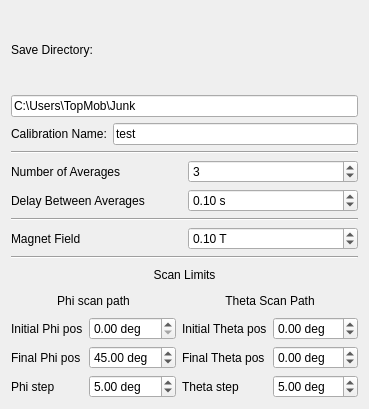
Qt form calibration_check/calibrationCheck_gui.ui (jeraldtm/Icarus) before a commit.
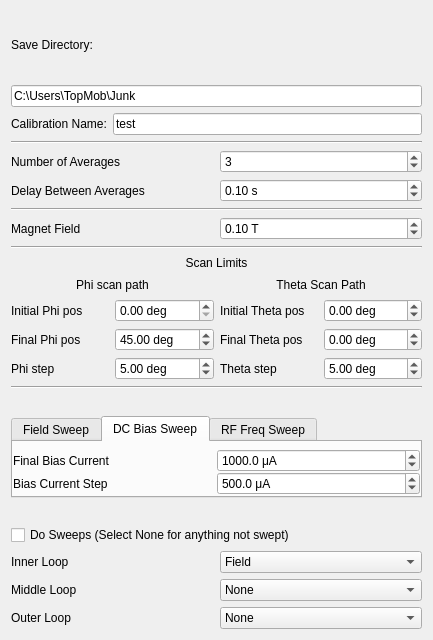
The same form after that commit. The open tabs and pages were chosen to show the change.

Commit message: field sweep

```diff
--- a/calibration_check/calibrationCheck_gui.ui
+++ b/calibration_check/calibrationCheck_gui.ui
@@ -6,8 +6,8 @@
    <rect>
     <x>0</x>
     <y>0</y>
-    <width>367</width>
-    <height>409</height>
+    <width>433</width>
+    <height>640</height>
    </rect>
   </property>
   <property name="windowTitle">
@@ -118,10 +118,10 @@
         <number>2</number>
        </property>
        <property name="minimum">
-        <double>-0.2000000000000000</double>
+        <double>-0.200000000000000</double>
        </property>
        <property name="maximum">
-        <double>0.2000000000000000</double>
+        <double>0.200000000000000</double>
        </property>
        <property name="singleStep">
         <double>0.000100000000000</double>
@@ -349,6 +349,388 @@
      </item>
     </layout>
    </item>
+   <item>
+    <widget class="Line" name="line_4">
+     <property name="orientation">
+      <enum>Qt::Horizontal</enum>
+     </property>
+    </widget>
+   </item>
+   <item alignment="Qt::AlignVCenter">
+    <widget class="QTabWidget" name="sweep_type_tab">
+     <property name="enabled">
+      <bool>true</bool>
+     </property>
+     <property name="sizePolicy">
+      <sizepolicy hsizetype="Expanding" vsizetype="Preferred">
+       <horstretch>0</horstretch>
+       <verstretch>0</verstretch>
+      </sizepolicy>
+     </property>
+     <property name="maximumSize">
+      <size>
+       <width>500</width>
+       <height>16777215</height>
+      </size>
+     </property>
+     <property name="tabPosition">
+      <enum>QTabWidget::North</enum>
+     </property>
+     <property name="currentIndex">
+      <number>0</number>
+     </property>
+     <widget class="QWidget" name="angle_tab">
+      <attribute name="title">
+       <string>Field Sweep</string>
+      </attribute>
+      <layout class="QVBoxLayout" name="verticalLayout_5">
+       <property name="spacing">
+        <number>0</number>
+       </property>
+       <property name="leftMargin">
+        <number>0</number>
+       </property>
+       <property name="topMargin">
+        <number>6</number>
+       </property>
+       <property name="rightMargin">
+        <number>0</number>
+       </property>
+       <property name="bottomMargin">
+        <number>0</number>
+       </property>
+       <item>
+        <layout class="QGridLayout" name="angle_params">
+         <item row="0" column="0">
+          <widget class="QLabel" name="label_19">
+           <property name="text">
+            <string>Final Field</string>
+           </property>
+          </widget>
+         </item>
+         <item row="0" column="1">
+          <widget class="QDoubleSpinBox" name="field_end">
+           <property name="suffix">
+            <string> T</string>
+           </property>
+           <property name="decimals">
+            <number>1</number>
+           </property>
+           <property name="maximum">
+            <double>0.270000000000000</double>
+           </property>
+           <property name="singleStep">
+            <double>0.010000000000000</double>
+           </property>
+           <property name="value">
+            <double>0.270000000000000</double>
+           </property>
+          </widget>
+         </item>
+         <item row="1" column="1">
+          <widget class="QDoubleSpinBox" name="field_step">
+           <property name="suffix">
+            <string> T</string>
+           </property>
+           <property name="decimals">
+            <number>1</number>
+           </property>
+           <property name="maximum">
+            <double>0.100000000000000</double>
+           </property>
+           <property name="singleStep">
+            <double>0.010000000000000</double>
+           </property>
+           <property name="value">
+            <double>0.010000000000000</double>
+           </property>
+          </widget>
+         </item>
+         <item row="1" column="0">
+          <widget class="QLabel" name="label_9">
+           <property name="text">
+            <string>Field Step</string>
+           </property>
+          </widget>
+         </item>
+        </layout>
+       </item>
+      </layout>
+     </widget>
+     <widget class="QWidget" name="bias_tab">
+      <attribute name="title">
+       <string>DC Bias Sweep</string>
+      </attribute>
+      <layout class="QVBoxLayout" name="verticalLayout_2">
+       <property name="spacing">
+        <number>0</number>
+       </property>
+       <property name="leftMargin">
+        <number>0</number>
+       </property>
+       <property name="topMargin">
+        <number>6</number>
+       </property>
+       <property name="rightMargin">
+        <number>0</number>
+       </property>
+       <property name="bottomMargin">
+        <number>0</number>
+       </property>
+       <item>
+        <layout class="QGridLayout" name="gridLayout">
+         <item row="0" column="0">
+          <widget class="QLabel" name="label_16">
+           <property name="text">
+            <string>Final Bias Current</string>
+           </property>
+          </widget>
+         </item>
+         <item row="0" column="1">
+          <widget class="QDoubleSpinBox" name="bias_end">
+           <property name="suffix">
+            <string> μA</string>
+           </property>
+           <property name="decimals">
+            <number>1</number>
+           </property>
+           <property name="minimum">
+            <double>-101001.000000000000000</double>
+           </property>
+           <property name="maximum">
+            <double>101000.000000000000000</double>
+           </property>
+           <property name="singleStep">
+            <double>0.100000000000000</double>
+           </property>
+           <property name="value">
+            <double>1000.000000000000000</double>
+           </property>
+          </widget>
+         </item>
+         <item row="1" column="0">
+          <widget class="QLabel" name="label_18">
+           <property name="text">
+            <string>Bias Current Step</string>
+           </property>
+          </widget>
+         </item>
+         <item row="1" column="1">
+          <widget class="QDoubleSpinBox" name="bias_step">
+           <property name="suffix">
+            <string> μA</string>
+           </property>
+           <property name="decimals">
+            <number>1</number>
+           </property>
+           <property name="minimum">
+            <double>0.000000000000000</double>
+           </property>
+           <property name="maximum">
+            <double>101000.000000000000000</double>
+           </property>
+           <property name="singleStep">
+            <double>0.100000000000000</double>
+           </property>
+           <property name="value">
+            <double>500.000000000000000</double>
+           </property>
+          </widget>
+         </item>
+        </layout>
+       </item>
+      </layout>
+     </widget>
+     <widget class="QWidget" name="freq_tab">
+      <attribute name="title">
+       <string>RF Freq Sweep</string>
+      </attribute>
+      <layout class="QVBoxLayout" name="verticalLayout_8">
+       <property name="spacing">
+        <number>0</number>
+       </property>
+       <property name="leftMargin">
+        <number>0</number>
+       </property>
+       <property name="topMargin">
+        <number>6</number>
+       </property>
+       <property name="rightMargin">
+        <number>0</number>
+       </property>
+       <property name="bottomMargin">
+        <number>0</number>
+       </property>
+       <item>
+        <layout class="QGridLayout" name="freq_params">
+         <item row="0" column="0">
+          <widget class="QLabel" name="label_10">
+           <property name="text">
+            <string>Final Frequency</string>
+           </property>
+          </widget>
+         </item>
+         <item row="0" column="1">
+          <widget class="QDoubleSpinBox" name="freq_end">
+           <property name="suffix">
+            <string> GHz</string>
+           </property>
+           <property name="maximum">
+            <double>20.000000000000000</double>
+           </property>
+           <property name="singleStep">
+            <double>0.500000000000000</double>
+           </property>
+           <property name="value">
+            <double>10.000000000000000</double>
+           </property>
+          </widget>
+         </item>
+         <item row="1" column="0">
+          <widget class="QLabel" name="label_11">
+           <property name="text">
+            <string>Frequency Step</string>
+           </property>
+          </widget>
+         </item>
+         <item row="1" column="1">
+          <widget class="QDoubleSpinBox" name="freq_step">
+           <property name="suffix">
+            <string> GHz</string>
+           </property>
+           <property name="maximum">
+            <double>20.000000000000000</double>
+           </property>
+           <property name="singleStep">
+            <double>0.500000000000000</double>
+           </property>
+           <property name="value">
+            <double>1.000000000000000</double>
+           </property>
+          </widget>
+         </item>
+        </layout>
+       </item>
+      </layout>
+     </widget>
+    </widget>
+   </item>
+   <item>
+    <widget class="QCheckBox" name="do_sweeps">
+     <property name="text">
+      <string>Do Sweeps (Select None for anything not swept)</string>
+     </property>
+    </widget>
+   </item>
+   <item>
+    <layout class="QGridLayout" name="gridLayout_2">
+     <item row="1" column="0">
+      <widget class="QLabel" name="label_22">
+       <property name="text">
+        <string>Middle Loop</string>
+       </property>
+      </widget>
+     </item>
+     <item row="2" column="0">
+      <widget class="QLabel" name="label_23">
+       <property name="text">
+        <string>Outer Loop</string>
+       </property>
+      </widget>
+     </item>
+     <item row="0" column="0">
+      <widget class="QLabel" name="label_21">
+       <property name="text">
+        <string>Inner Loop</string>
+       </property>
+      </widget>
+     </item>
+     <item row="0" column="1">
+      <widget class="QComboBox" name="sweep_param_1">
+       <property name="currentText">
+        <string>Field</string>
+       </property>
+       <property name="currentIndex">
+        <number>0</number>
+       </property>
+       <item>
+        <property name="text">
+         <string>Field</string>
+        </property>
+       </item>
+       <item>
+        <property name="text">
+         <string>DC Bias</string>
+        </property>
+       </item>
+       <item>
+        <property name="text">
+         <string>RF Frequency</string>
+        </property>
+       </item>
+       <item>
+        <property name="text">
+         <string>None</string>
+        </property>
+       </item>
+      </widget>
+     </item>
+     <item row="1" column="1">
+      <widget class="QComboBox" name="sweep_param_2">
+       <property name="currentIndex">
+        <number>0</number>
+       </property>
+       <item>
+        <property name="text">
+         <string>None</string>
+        </property>
+       </item>
+       <item>
+        <property name="text">
+         <string>Field</string>
+        </property>
+       </item>
+       <item>
+        <property name="text">
+         <string>DC Bias</string>
+        </property>
+       </item>
+       <item>
+        <property name="text">
+         <string>RF Frequency</string>
+        </property>
+       </item>
+      </widget>
+     </item>
+     <item row="2" column="1">
+      <widget class="QComboBox" name="sweep_param_3">
+       <property name="currentIndex">
+        <number>0</number>
+       </property>
+       <item>
+        <property name="text">
+         <string>None</string>
+        </property>
+       </item>
+       <item>
+        <property name="text">
+         <string>Field</string>
+        </property>
+       </item>
+       <item>
+        <property name="text">
+         <string>DC Bias</string>
+        </property>
+       </item>
+       <item>
+        <property name="text">
+         <string>RF Frequency</string>
+        </property>
+       </item>
+      </widget>
+     </item>
+    </layout>
+   </item>
   </layout>
  </widget>
  <resources/>
```
The commit also changes 7 other files.
